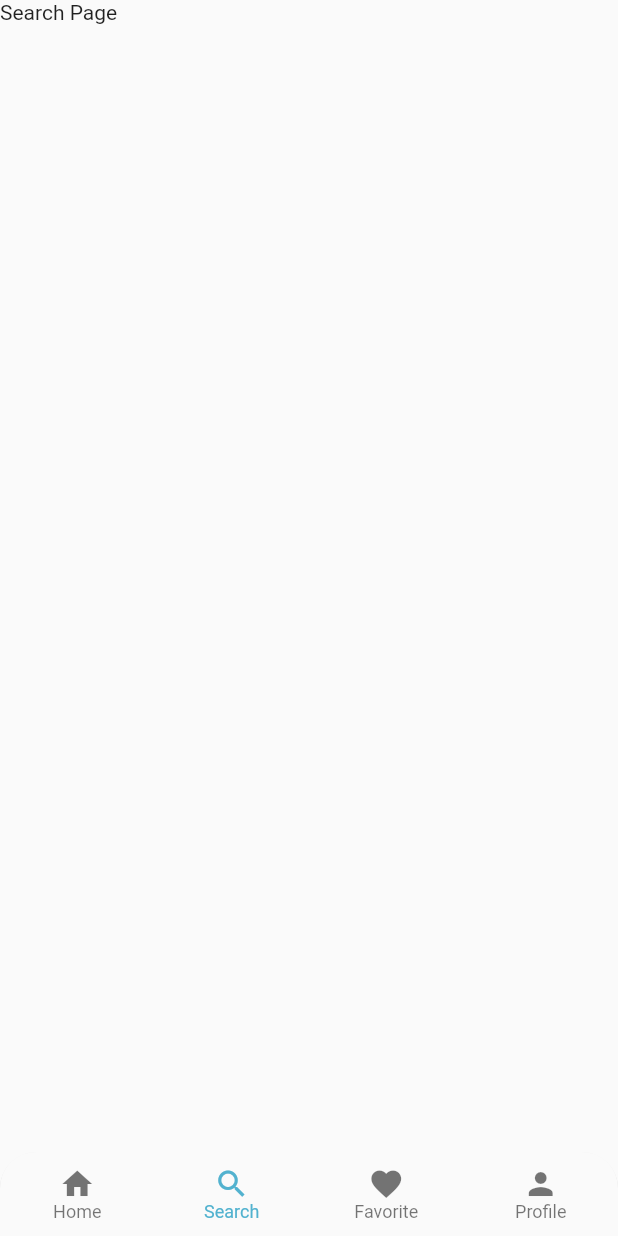
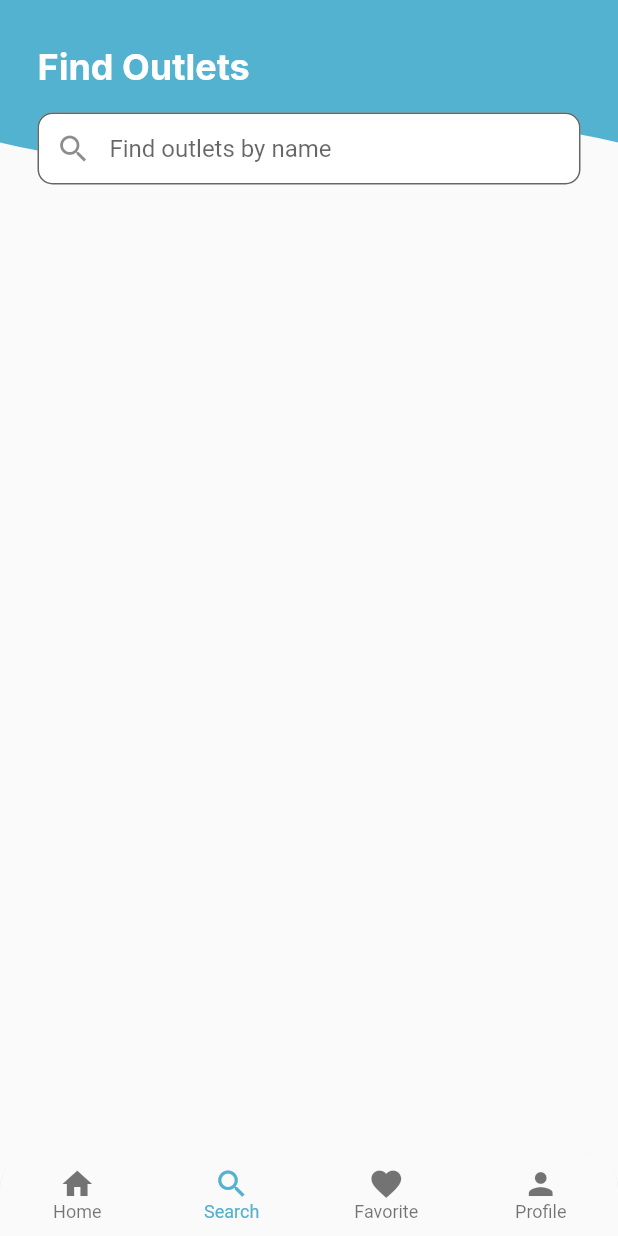
Before and after one commit to kevinlau2102/laundry-app, a Flutter app: the Pages screen opened directly, item 2 of the bottom bar chosen, on a phone screen of 412 x 824 dp. Run offline on Flutter 3.47's test engine with Material 2 defaults, Android fonts, the phone set to English and light mode, and no system bars; our stand-ins replace font_awesome_flutter, google_fonts.

```diff
--- a/lib/presentation/pages/home_page.dart
+++ b/lib/presentation/pages/home_page.dart
@@ -254,15 +254,12 @@ class _HomePageState extends State<HomePage> {
                     ],
                   )),
               Wrap(
-                alignment: WrapAlignment.spaceBetween,
                 children: const [
                   AdsWidget(
                       imageUrl: "ads1.png", title: "20% off first order!"),
                   AdsWidget(imageUrl: "ads2.png", title: "What is laundry?"),
                   AdsWidget(
                       imageUrl: "ads1.png", title: "20% off first order!"),
-                  AdsWidget(imageUrl: "ads2.png", title: "What is laundry?"),
-                                    AdsWidget(imageUrl: "ads1.png", title: "20% off first order!"),
                   AdsWidget(imageUrl: "ads2.png", title: "What is laundry?"),
                 ],
               )
--- a/lib/presentation/pages/search_page.dart
+++ b/lib/presentation/pages/search_page.dart
@@ -1,6 +1,8 @@
 import 'package:flutter/material.dart';
 import 'package:flutter/src/widgets/container.dart';
 import 'package:flutter/src/widgets/framework.dart';
+import 'package:google_fonts/google_fonts.dart';
+import 'package:laundry_app/presentation/widgets/header.dart';
 
 class SearchPage extends StatefulWidget {
   const SearchPage({super.key});
@@ -10,10 +12,64 @@ class SearchPage extends StatefulWidget {
 }
 
 class _SearchPageState extends State<SearchPage> {
+  final TextEditingController _searchController = TextEditingController();
+
+  @override
+  void initState() {
+    super.initState();
+
+    _searchController.addListener(() {
+      setState(() {});
+    });
+  }
+
   @override
   Widget build(BuildContext context) {
-    return Scaffold(
-      body: ListView(children: [Text("Search Page")]),
+    return ListView(
+      children: [
+        Stack(
+          children: [
+            const Header(),
+            Container(
+              alignment: Alignment.topLeft,
+              padding: const EdgeInsets.symmetric(horizontal: 25, vertical: 30),
+              child: Text(
+                "Find Outlets",
+                style: GoogleFonts.inter(
+                    color: Colors.white,
+                    fontSize: 24,
+                    fontWeight: FontWeight.bold),
+              ),
+            ),
+            Container(
+              alignment: Alignment.center,
+              padding: const EdgeInsets.symmetric(horizontal: 25, vertical: 75),
+              child: SizedBox(
+                height: 50,
+                child: TextField(
+                  controller: _searchController,
+                  decoration: InputDecoration(
+                      contentPadding: const EdgeInsets.all(10),
+                      prefixIcon: const Icon(Icons.search),
+                      suffixIcon: _searchController.text.isNotEmpty
+                          ? IconButton(
+                              icon: const Icon(Icons.clear, size: 16),
+                              onPressed: () {
+                                _searchController.clear();
+                              },
+                            )
+                          : null,
+                      filled: true,
+                      fillColor: Colors.white,
+                      border: OutlineInputBorder(
+                          borderRadius: BorderRadius.circular(10.0)),
+                      hintText: 'Find outlets by name'),
+                ),
+              ),
+            ),
+          ],
+        )
+      ],
     );
   }
 }
```
Also changed, not shown: lib/presentation/pages/favorite_page.dart (+22 -2 lines), lib/presentation/pages/profile_page.dart (+22 -2 lines).
